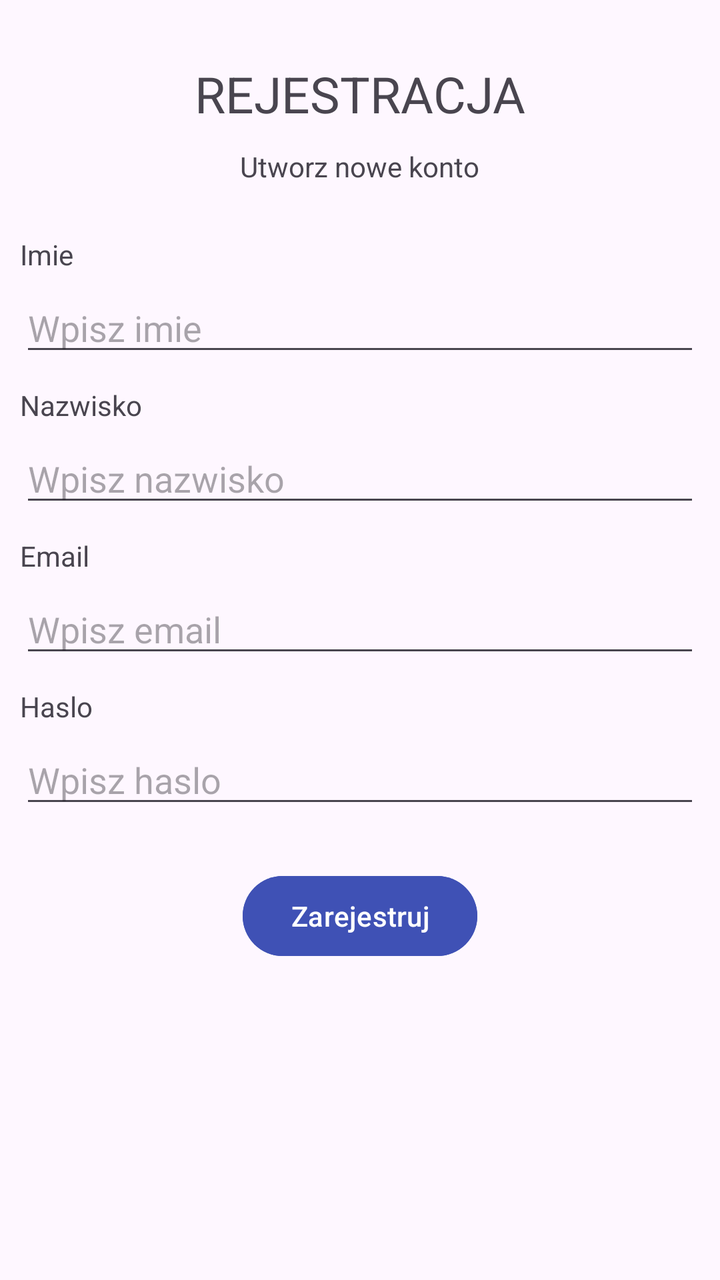
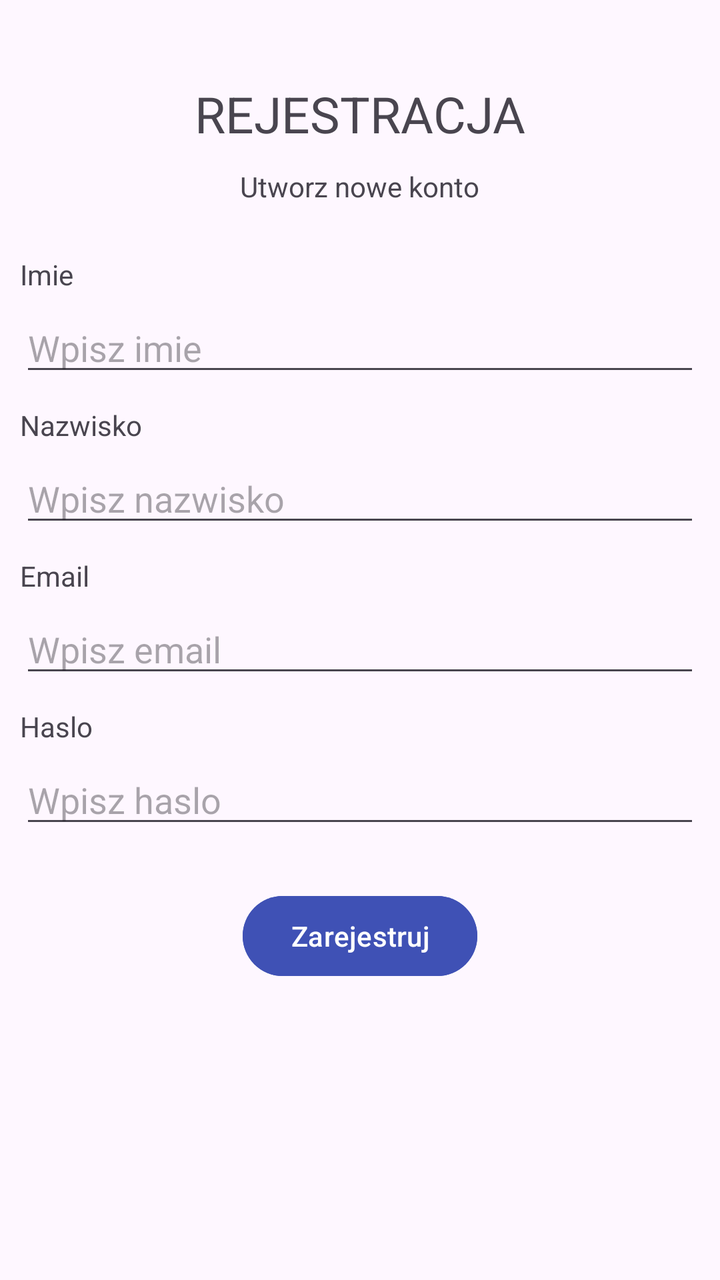

Screens rendered from an Android XML layout before and after an edit, with the pre-edit source and the edit as a unified diff.
<!-- AndroidManifest.xml: application theme Theme.Rejestracja -->
<!-- res/layout/activity_main.xml -->
<?xml version="1.0" encoding="utf-8"?>
<LinearLayout xmlns:android="http://schemas.android.com/apk/res/android"
    xmlns:app="http://schemas.android.com/apk/res-auto"
    xmlns:tools="http://schemas.android.com/tools"
    android:id="@+id/main"
    android:layout_width="match_parent"
    android:layout_height="match_parent"
    android:orientation="vertical"
    tools:context=".MainActivity">

    <TextView
        android:id="@+id/register"
        android:layout_width="wrap_content"
        android:layout_height="wrap_content"
        android:text="@string/rejestracja"
        android:layout_gravity="center"
        android:textSize="25sp"
        android:layout_marginTop="30dp"/>

    <TextView
        android:id="@+id/createaccount"
        android:layout_width="wrap_content"
        android:layout_height="wrap_content"
        android:text="@string/utworz_nowe_konto"
        android:layout_gravity="center"
        android:layout_marginTop="10dp"/>

    <TextView
        android:id="@+id/name"
        android:layout_width="match_parent"
        android:layout_height="wrap_content"
        android:text="@string/imie"
        android:layout_marginStart="10dp"
        android:layout_marginEnd="10dp"
        android:layout_marginTop="25dp"/>

    <EditText
        android:id="@+id/editTextName"
        android:layout_width="match_parent"
        android:layout_height="wrap_content"
        android:ems="10"
        android:inputType="text"
        android:hint="@string/wpisz_imie"
        android:layout_marginStart="10dp"
        android:layout_marginEnd="10dp"
        android:layout_marginTop="5dp"/>

    <TextView
        android:id="@+id/surname"
        android:layout_width="match_parent"
        android:layout_height="wrap_content"
        android:text="@string/nazwisko"
        android:layout_marginStart="10dp"
        android:layout_marginEnd="10dp"
        android:layout_marginTop="10dp"/>

    <EditText
        android:id="@+id/editTextSurname"
        android:layout_width="match_parent"
        android:layout_height="wrap_content"
        android:ems="10"
        android:hint="@string/wpisz_nazwisko"
        android:inputType="text"
        android:layout_marginStart="10dp"
        android:layout_marginEnd="10dp"
        android:layout_marginTop="5dp"/>

    <TextView
        android:id="@+id/email"
        android:layout_width="match_parent"
        android:layout_height="wrap_content"
        android:text="@string/email"
        android:layout_marginStart="10dp"
        android:layout_marginEnd="10dp"
        android:layout_marginTop="10dp"/>

    <EditText
        android:id="@+id/editTextEmail"
        android:layout_width="match_parent"
        android:layout_height="wrap_content"
        android:ems="10"
        android:inputType="textEmailAddress"
        android:hint="@string/wpisz_email"
        android:layout_marginStart="10dp"
        android:layout_marginEnd="10dp"
        android:layout_marginTop="5dp"/>

    <TextView
        android:id="@+id/password"
        android:layout_width="match_parent"
        android:layout_height="wrap_content"
        android:text="@string/haslo"
        android:layout_marginStart="10dp"
        android:layout_marginEnd="10dp"
        android:layout_marginTop="10dp"/>

    <EditText
        android:id="@+id/editTextpassword"
        android:layout_width="match_parent"
        android:layout_height="wrap_content"
        android:ems="10"
        android:inputType="textPassword"
        android:hint="@string/wpisz_haslo"
        android:layout_marginStart="10dp"
        android:layout_marginEnd="10dp"
        android:layout_marginTop="5dp"/>

    <Button
        android:id="@+id/buttonRegister"
        android:layout_width="wrap_content"
        android:layout_height="wrap_content"
        android:text="@string/zarejestruj"
        android:layout_gravity="center"
        android:backgroundTint="#3F51B5"
        android:layout_marginStart="10dp"
        android:layout_marginEnd="10dp"
        android:layout_marginTop="25dp" />

</LinearLayout>
<!-- resources referenced by this layout -->
<resources>
  <string name="email">Email</string>
  <string name="haslo">Haslo</string>
  <string name="imie">Imie</string>
  <string name="nazwisko">Nazwisko</string>
  <string name="rejestracja">REJESTRACJA</string>
  <string name="utworz_nowe_konto">Utworz nowe konto</string>
  <string name="wpisz_email">Wpisz email</string>
  <string name="wpisz_haslo">Wpisz haslo</string>
  <string name="wpisz_imie">Wpisz imie</string>
  <string name="wpisz_nazwisko">Wpisz nazwisko</string>
  <string name="zarejestruj">Zarejestruj</string>
  <style name="Theme.Rejestracja" parent="Base.Theme.Rejestracja" />
  <style name="Base.Theme.Rejestracja" parent="Theme.Material3.DayNight.NoActionBar">
          
          
      </style>
</resources>

<!-- the commit's change to res/layout/activity_main.xml (unified diff, before → after) -->
@@ -15,7 +15,7 @@
         android:text="@string/rejestracja"
         android:layout_gravity="center"
         android:textSize="25sp"
-        android:layout_marginTop="30dp"/>
+        android:layout_marginTop="40dp"/>
 
     <TextView
         android:id="@+id/createaccount"
@@ -59,8 +59,8 @@
         android:layout_width="match_parent"
         android:layout_height="wrap_content"
         android:ems="10"
+        android:inputType="text"
         android:hint="@string/wpisz_nazwisko"
-        android:inputType="text"
         android:layout_marginStart="10dp"
         android:layout_marginEnd="10dp"
         android:layout_marginTop="5dp"/>
@@ -95,7 +95,7 @@
         android:layout_marginTop="10dp"/>
 
     <EditText
-        android:id="@+id/editTextpassword"
+        android:id="@+id/editTextPassword"
         android:layout_width="match_parent"
         android:layout_height="wrap_content"
         android:ems="10"
